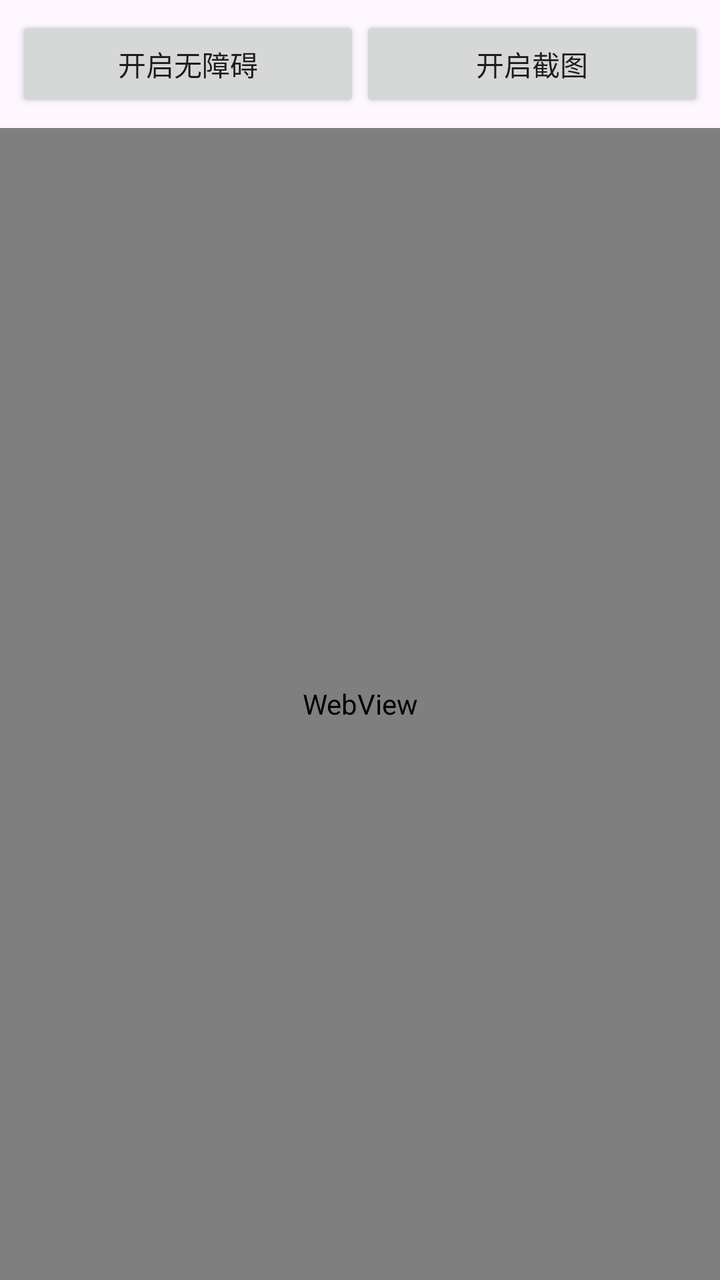
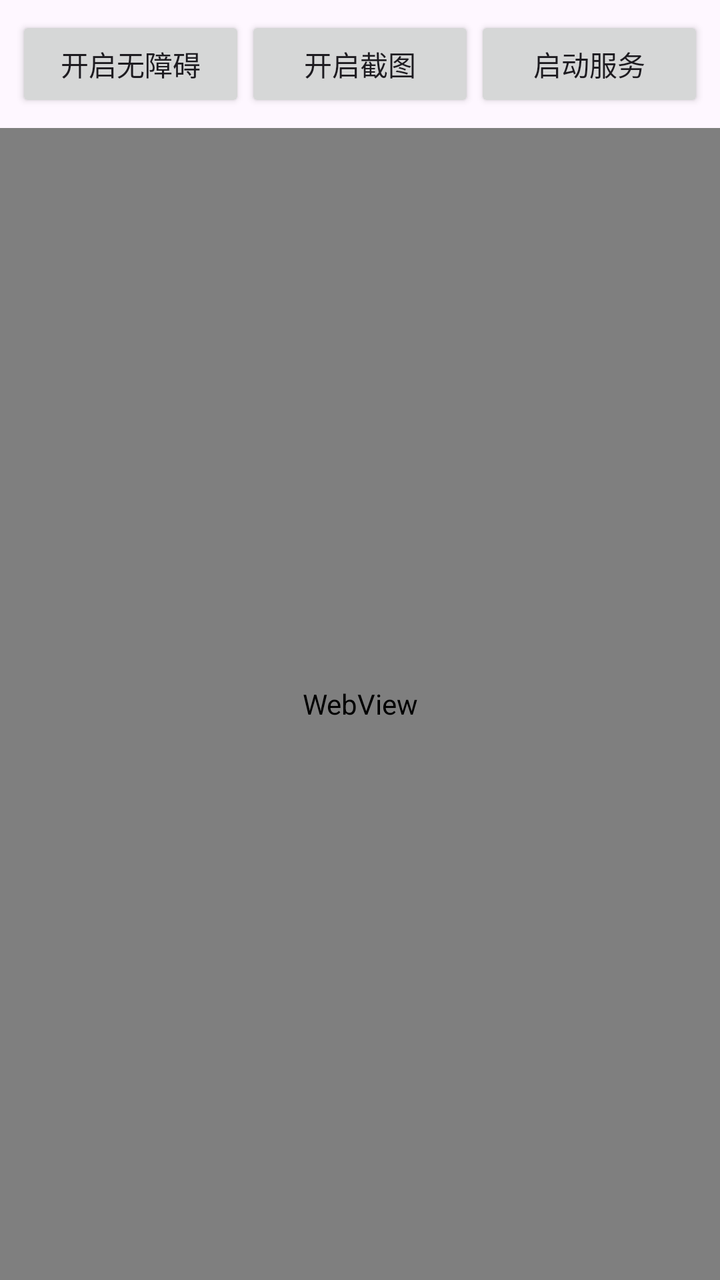

Compare the two renders of this Android layout. The source of the first and the diff that turns it into the second are given below.
<!-- AndroidManifest.xml: application theme Theme.AIAuto -->
<!-- res/layout/activity_main.xml -->
<?xml version="1.0" encoding="utf-8"?>
<LinearLayout xmlns:android="http://schemas.android.com/apk/res/android"
    android:layout_width="match_parent"
    android:layout_height="match_parent"
    android:orientation="vertical">

    <LinearLayout
        android:layout_width="match_parent"
        android:layout_height="wrap_content"
        android:orientation="horizontal"
        android:padding="8dp">

        <Button
            android:id="@+id/btnAccess"
            android:layout_width="0dp"
            android:layout_height="wrap_content"
            android:layout_weight="1"
            android:text="开启无障碍" />

        <Button
            android:id="@+id/btnCapture"
            android:layout_width="0dp"
            android:layout_height="wrap_content"
            android:layout_weight="1"
            android:text="开启截图" />
    </LinearLayout>

    <WebView
        android:id="@+id/web"
        android:layout_width="match_parent"
        android:layout_height="0dp"
        android:layout_weight="1" />
</LinearLayout>
<!-- resources referenced by this layout -->
<resources>
  <style name="Theme.AIAuto" parent="Theme.Material3.DayNight.NoActionBar">
          <item name="colorPrimary">@color/purple_500</item>
          <item name="colorOnPrimary">@color/white</item>
      </style>
  <color name="purple_500">#6200EE</color>
  <color name="white">#FFFFFF</color>
</resources>

<!-- the commit's change to res/layout/activity_main.xml (unified diff, before → after) -->
@@ -23,6 +23,13 @@
             android:layout_height="wrap_content"
             android:layout_weight="1"
             android:text="开启截图" />
+
+        <Button
+            android:id="@+id/btnServer"
+            android:layout_width="0dp"
+            android:layout_height="wrap_content"
+            android:layout_weight="1"
+            android:text="启动服务" />
     </LinearLayout>
 
     <WebView
